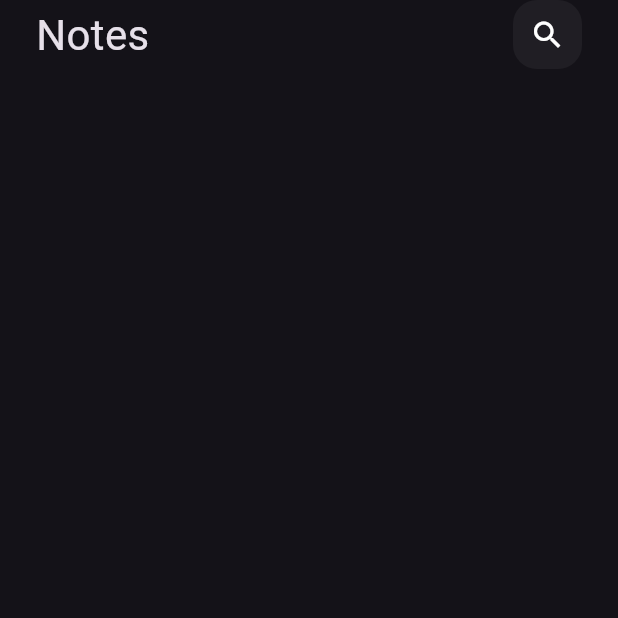
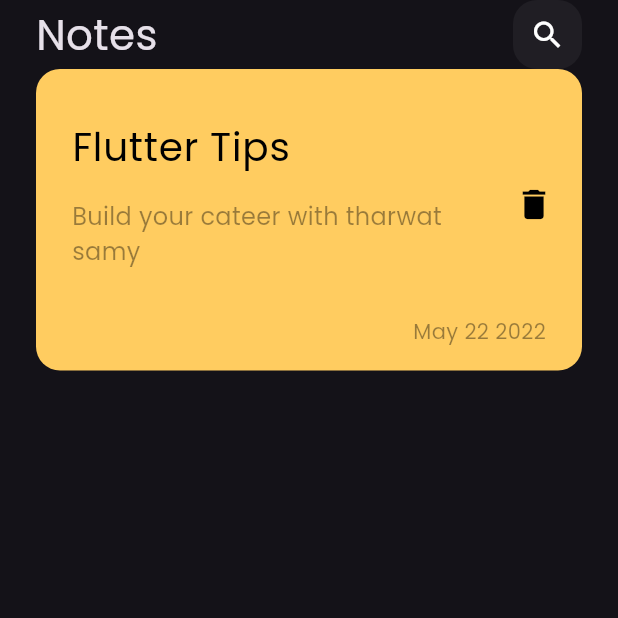
Before and after one commit to mariomario007744-droid/notes_app, a Flutter app: the screen it shows after launch, on a phone screen of 412 x 824 dp, the top half of it. Run offline on Flutter 3.47's test engine with Material 3 defaults, Android fonts, the phone set to English and light mode, and no system bars.

Commit message:
create note item

```diff
--- a/lib/main.dart
+++ b/lib/main.dart
@@ -13,6 +13,7 @@ class Notes_App extends StatelessWidget {
     return MaterialApp(
       theme: ThemeData(
         brightness: Brightness.dark,
+        fontFamily: "Poppins"
       ),
       home: NotesView(),
     );
--- /dev/null
+++ b/lib/widgets/note_item.dart
@@ -0,0 +1,33 @@
+import 'package:flutter/material.dart';
+
+class NoteItem extends StatelessWidget {
+  const NoteItem({super.key});
+
+  @override
+  Widget build(BuildContext context) {
+    return Container(
+      padding: EdgeInsets.only(top: 16,bottom: 16,left: 16),
+      decoration: BoxDecoration(
+        color: Color(0xffFFCC60),
+        borderRadius: BorderRadius.circular(16),
+      ),
+      child: Column(
+        crossAxisAlignment: CrossAxisAlignment.end,
+        children: [
+        ListTile(
+          title: Text("Flutter Tips", style: TextStyle(color: Colors.black,fontSize: 26),),
+          subtitle: Padding(
+            padding: const EdgeInsets.symmetric(vertical: 16),
+            child: Text("Build your cateer with tharwat samy",style: TextStyle(color: Colors.black.withValues(alpha: 0.4),fontSize: 16),),
+          ),
+          trailing: IconButton(onPressed: (){}, icon: Icon(Icons.delete,color: Colors.black,size: 26,)),
+          contentPadding: EdgeInsets.all(8),
+        ),
+        Padding(
+          padding: const EdgeInsets.only(right: 24),
+          child: Text("May 22 2022",style: TextStyle(color: Colors.black.withValues(alpha: 0.4)),),
+        )
+      ],),
+    );
+  }
+}
--- a/lib/widgets/notes_view_body.dart
+++ b/lib/widgets/notes_view_body.dart
@@ -1,5 +1,6 @@
 import 'package:flutter/material.dart';
 import 'package:note_app/widgets/custom_app_bar.dart';
+import 'package:note_app/widgets/note_item.dart';
 
 class NotesViewBody extends StatelessWidget {
   const NotesViewBody({super.key});
@@ -10,6 +11,7 @@ class NotesViewBody extends StatelessWidget {
       padding: const EdgeInsets.symmetric(horizontal: 24),
       child: ListView(children: [
         CustomAppBar(),
+        NoteItem(),
       ],),
     );
   }
```
Also changed, not shown: pubspec.yaml (+5 -7 lines), assets/fonts/Poppins-Regular.ttf (added).
